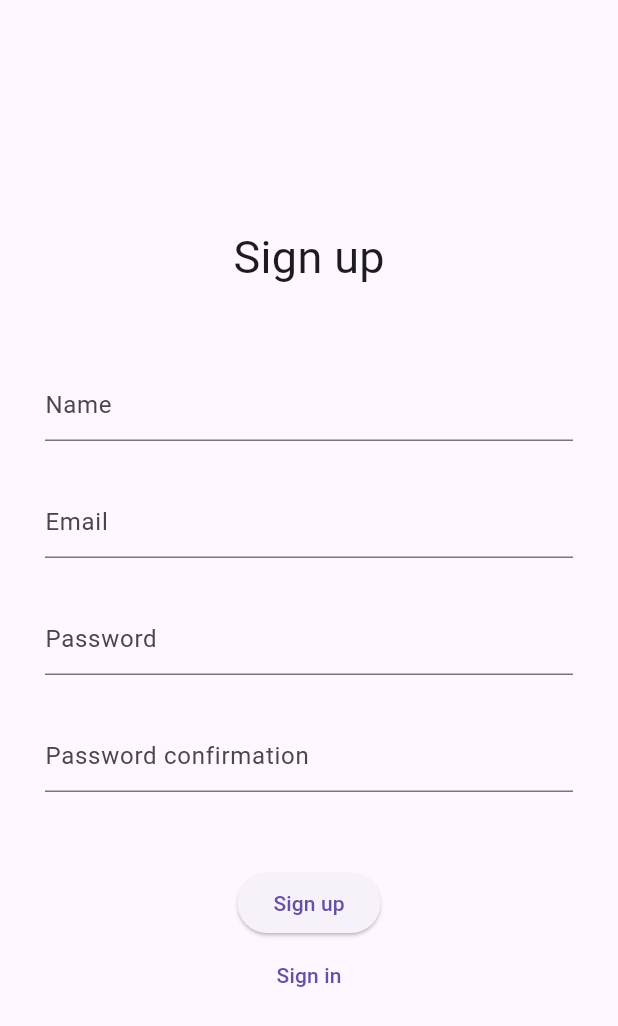
After one commit to zloadmin/flutter_test_app, a Flutter app: the screen it shows after launch, after a tap on "Sign in", after a tap on "Sign up", on a phone screen of 412 x 824 dp. The commit adds this screen. Shown: the top 1026 px of the screen. Run offline on Flutter 3.47's test engine with Material 3 defaults, Android fonts, the phone set to English and light mode, and no system bars; our stand-ins replace equatable, flutter_bloc; network calls fail.

Commit message:
auth pages

```diff
--- /dev/null
+++ b/lib/blocs/auth/sign_in_cubit/sign_in_cubit.dart
@@ -0,0 +1,29 @@
+
+import 'package:crud_api/blocs/form/cubit_form_state.dart';
+import 'package:crud_api/clients/api_client.dart';
+import 'package:flutter_bloc/flutter_bloc.dart';
+import 'package:crud_api/core/exceptions/validation_exception.dart';
+import 'package:crud_api/models/user_model.dart';
+
+class SignInCubit extends Cubit<CubitFormState> {
+  SignInCubit() : super(FormInitialState());
+
+  void submit(String email, String password) async {
+    if (state is FormLoadingState) {
+      print('skip double click');
+      return;
+    }
+    emit(FormLoadingState());
+    try {
+      UserModel userModel = await ApiClient().signIn(email, password);
+      print('SignInSuccess state');
+      emit(FormSuccessState(model: userModel));
+    } on ValidationException catch (e) {
+      print('SignInValidationError state');
+      emit(FormValidationState(validationResponse: e.response));
+    } on Exception catch (e) {
+      print('SignInFailed state');
+      emit(FormFailedState(errorMessage: e.toString()));
+    }
+  }
+}
--- /dev/null
+++ b/lib/blocs/auth/sign_up_cubit/sign_up_cubit.dart
@@ -0,0 +1,31 @@
+
+
+import 'package:crud_api/blocs/form/cubit_form_state.dart';
+import 'package:crud_api/clients/api_client.dart';
+import 'package:crud_api/core/exceptions/validation_exception.dart';
+import 'package:crud_api/models/user_model.dart';
+import 'package:flutter_bloc/flutter_bloc.dart';
+
+
+class SignUpCubit extends Cubit<CubitFormState> {
+  SignUpCubit() : super(FormInitialState());
+
+  void submit(String name, String email, String password, String passwordConfirmation) async {
+    if (state is FormLoadingState) {
+      print('skip double click');
+      return;
+    }
+    emit(FormLoadingState());
+    try {
+      UserModel userModel = await ApiClient().signUp(name, email, password, passwordConfirmation);
+      print('SignUpSuccess state');
+      emit(FormSuccessState(model: userModel));
+    } on ValidationException catch (e) {
+      print('SignUpValidationError state');
+      emit(FormValidationState(validationResponse: e.response));
+    } on Exception catch (e) {
+      print('SignUpFailed state');
+      emit(FormFailedState());
+    }
+  }
+}
--- /dev/null
+++ b/lib/blocs/form/cubit_form_state.dart
@@ -0,0 +1,63 @@
+import 'package:crud_api/core/responses/validation_response.dart';
+import 'package:crud_api/models/model.dart';
+import 'package:equatable/equatable.dart';
+import 'package:flutter/foundation.dart';
+
+abstract class CubitFormState extends Equatable {
+  String getFailedError() {
+    return this is FormFailedState ? (this as FormFailedState).getErrorMessage() : '';
+  }
+  String? getError(String key) {
+    if(this is FormValidationState) {
+      return (this as FormValidationState).getFieldError(key);
+    }
+    return null;
+  }
+  bool isLoading() {
+    return this is FormLoadingState;
+  }
+}
+
+class FormInitialState extends CubitFormState {
+  @override
+  List<Object?> get props => [];
+}
+
+class FormLoadingState extends CubitFormState {
+  @override
+  List<Object?> get props => [];
+}
+
+class FormSuccessState extends CubitFormState {
+  final Model model;
+
+  FormSuccessState({required this.model});
+
+  @override
+  List<Object?> get props => [model];
+}
+
+class FormValidationState extends CubitFormState {
+  final ValidationResponse validationResponse;
+
+  FormValidationState({required this.validationResponse});
+
+  String? getFieldError(String key) {
+    return validationResponse.getError(key);
+  }
+
+  @override
+  List<Object?> get props => [validationResponse];
+}
+
+class FormFailedState extends CubitFormState {
+  final String errorMessage;
+
+  FormFailedState({this.errorMessage = 'Server Error'});
+  @override
+  List<Object?> get props => [];
+
+  String getErrorMessage() {
+    return kDebugMode ? errorMessage : 'Server Error';
+  }
+}
--- a/lib/clients/api_client.dart
+++ b/lib/clients/api_client.dart
@@ -5,7 +5,7 @@ import 'dart:convert';
 import 'package:crud_api/core/exceptions/validation_exception.dart';
 
 class ApiClient {
-  final String _url = 'https://92cf512a77d0.ngrok-free.app/api/v1/';
+  final String _url = 'http://127.0.0.1:8000/api/v1/';
   final Map<String, String> _headers = {'Accept': 'application/json'};
 
   Future<http.Response> _sendPostRequest(String path, Object? body) async {
@@ -33,6 +33,26 @@ class ApiClient {
       case 422:
         throw ValidationException.fromJson(jsonResponse);
       default:
+        throw Exception(response.reasonPhrase);
+    }
+  }
+  Future<UserModel> signUp(String name, String email, String password, String passwordConfirmation) async {
+
+    final response = await _sendPostRequest('auth/sign-up', {
+      'name': name,
+      'email': email,
+      'password': password,
+      'password_confirmation': passwordConfirmation,
+    });
+
+    final jsonResponse = jsonDecode(response.body) as Map<String, dynamic>;
+
+    switch (response.statusCode) {
+      case 200:
+        return UserModel.fromJson(jsonResponse);
+      case 422:
+        throw ValidationException.fromJson(jsonResponse);
+      default:
         throw Exception();
     }
   }
--- a/lib/main.dart
+++ b/lib/main.dart
@@ -1,4 +1,4 @@
-import './pages/sign_in_page.dart';
+import 'pages/auth/sign_in_page.dart';
 import 'package:flutter/material.dart';
 
 void main() => runApp(const MaterialApp(home: SignInPage()));
--- /dev/null
+++ b/lib/models/model.dart
@@ -0,0 +1,5 @@
+import 'package:equatable/equatable.dart';
+
+abstract class Model extends Equatable {
+
+}
--- a/lib/models/user_model.dart
+++ b/lib/models/user_model.dart
@@ -1,10 +1,11 @@
+import 'package:crud_api/models/model.dart';
 import 'package:equatable/equatable.dart';
 
-class UserModel extends Equatable {
+class UserModel extends Model {
   final int id;
   final String email;
 
-  const UserModel({required this.id, required this.email});
+  UserModel({required this.id, required this.email});
 
   // Factory constructor to create a User object from a JSON Map
   factory UserModel.fromJson(Map<String, dynamic> json) {
--- a/lib/pages/sign_in_page.dart
+++ b/lib/pages/auth/sign_in_page.dart
@@ -1,9 +1,11 @@
-import 'package:crud_api/blocs/sign_in_cubit/sign_in_cubit.dart';
+import 'package:crud_api/blocs/auth/sign_in_cubit/sign_in_cubit.dart';
+import 'package:crud_api/blocs/form/cubit_form_state.dart';
+import 'package:crud_api/pages/auth/sign_up_page.dart';
 import 'package:crud_api/pages/widgets/input_widget.dart';
 import 'package:crud_api/pages/widgets/text_error.dart';
 import 'package:flutter/material.dart';
 import 'package:flutter_bloc/flutter_bloc.dart';
-import '../blocs/sign_in_cubit/sign_in_state.dart';
+
 
 class SignInPage extends StatefulWidget {
   const SignInPage({super.key});
@@ -16,37 +18,48 @@ class _SignInPageState extends State<SignInPage> {
   final TextEditingController _emailController = TextEditingController();
   final TextEditingController _passwordController = TextEditingController();
 
-  Widget ProgressIndicator() {
-    return Center(
-      // Wrap the CircularProgressIndicator with Center
-      child: CircularProgressIndicator(),
+  @override
+  Widget build(BuildContext context) {
+    return BlocProvider(
+      create: (_) => SignInCubit(),
+      child: Scaffold(
+        body: BlocBuilder<SignInCubit, CubitFormState>(
+          builder: (context, state) {
+            if (state.isLoading()) {
+              return progressIndicator();
+            }
+
+            return signInForm(context, state);
+          },
+        ),
+      ),
     );
   }
 
-  Widget SignInForm(BuildContext context, SignInState signInState) {
+  Widget progressIndicator() {
+    return Center(child: CircularProgressIndicator());
+  }
+
+  Widget signInForm(BuildContext context, CubitFormState state) {
     return Padding(
       padding: const EdgeInsets.symmetric(horizontal: 30.0),
       child: Column(
         mainAxisAlignment: MainAxisAlignment.center,
         children: [
-          Text('SignIn', style: TextStyle(fontSize: 30)),
+          Text('Sign in', style: TextStyle(fontSize: 30)),
           SizedBox(height: 30),
-          TextError(text: signInState is SignInFailed ? 'Server Error' : null),
+          TextError(text: state.getFailedError()),
           InputWidget(
             hintText: 'Email',
             controller: _emailController,
-            validationError: signInState is SignInValidationError
-                ? signInState.getError('email')
-                : null,
+            validationError: state.getError('email'),
           ),
           SizedBox(height: 30),
           InputWidget(
             hintText: 'Password',
             controller: _passwordController,
             obscureText: true,
-            validationError: signInState is SignInValidationError
-                ? signInState.getError('password')
-                : null,
+            validationError: state.getError('password'),
           ),
           SizedBox(height: 50),
           ElevatedButton(
@@ -56,30 +69,19 @@ class _SignInPageState extends State<SignInPage> {
                 _passwordController.text,
               );
             },
-            child: const Text('SignIn'),
+            child: const Text('Sign in'),
+          ),
+          TextButton(
+            onPressed: () {
+              Navigator.of(context).push(
+                MaterialPageRoute(builder: (context) => const SignUpPage()),
+              );
+            },
+            style: ButtonStyle(),
+            child: Text('Sign up'),
           ),
         ],
       ),
     );
   }
-
-  @override
-  Widget build(BuildContext context) {
-    return BlocProvider(
-      create: (_) => SignInCubit(),
-      child: Scaffold(
-        body: BlocBuilder<SignInCubit, SignInState>(
-          builder: (context, signInState) {
-            if (signInState is SignInLoading) {
-              return ProgressIndicator();
-            }
-            if (signInState is SignInSuccess) {
-              // redirect
-            }
-            return SignInForm(context, signInState);
-          },
-        ),
-      ),
-    );
-  }
 }
--- /dev/null
+++ b/lib/pages/auth/sign_up_page.dart
@@ -0,0 +1,108 @@
+import 'package:crud_api/blocs/form/cubit_form_state.dart';
+import 'package:crud_api/pages/auth/sign_in_page.dart';
+import 'package:crud_api/pages/widgets/input_widget.dart';
+import 'package:crud_api/pages/widgets/text_error.dart';
+import 'package:flutter/material.dart';
+import 'package:flutter_bloc/flutter_bloc.dart';
+import 'package:crud_api/blocs/auth/sign_up_cubit/sign_up_cubit.dart';
+
+
+class SignUpPage extends StatefulWidget {
+  const SignUpPage({super.key});
+
+  @override
+  State<SignUpPage> createState() => _SignUpPageState();
+}
+
+class _SignUpPageState extends State<SignUpPage> {
+  final TextEditingController _nameController = TextEditingController();
+  final TextEditingController _emailController = TextEditingController();
+  final TextEditingController _passwordController = TextEditingController();
+  final TextEditingController _passwordConfirmationController = TextEditingController();
+
+  Widget ProgressIndicator() {
+    return Center(
+      // Wrap the CircularProgressIndicator with Center
+      child: CircularProgressIndicator(),
+    );
+  }
+
+  Widget SignUpForm(BuildContext context, CubitFormState state) {
+    return Padding(
+      padding: const EdgeInsets.symmetric(horizontal: 30.0),
+      child: Column(
+        mainAxisAlignment: MainAxisAlignment.center,
+        children: [
+          Text('Sign up', style: TextStyle(fontSize: 30)),
+          SizedBox(height: 30),
+          TextError(text: state.getFailedError()),
+          InputWidget(
+            hintText: 'Name',
+            controller: _nameController,
+            validationError: state.getError('name'),
+          ),
+          SizedBox(height: 30),
+          InputWidget(
+            hintText: 'Email',
+            controller: _emailController,
+            validationError: state.getError('email'),
+          ),
+          SizedBox(height: 30),
+          InputWidget(
+            hintText: 'Password',
+            controller: _passwordController,
+            obscureText: true,
+            validationError: state.getError('password'),
+          ),
+          SizedBox(height: 30),
+          InputWidget(
+            hintText: 'Password confirmation',
+            controller: _passwordConfirmationController,
+            obscureText: true,
+            validationError: state.getError('password_confirmation'),
+          ),
+          SizedBox(height: 50),
+          ElevatedButton(
+            onPressed: () {
+              context.read<SignUpCubit>().submit(
+                _nameController.text,
+                _emailController.text,
+                _passwordController.text,
+                _passwordConfirmationController.text,
+              );
+            },
+            child: const Text('Sign up'),
+          ),
+          TextButton(
+            onPressed: () {
+              Navigator.of(context).push(
+                MaterialPageRoute(builder: (context) => const SignInPage()),
+              );
+            },
+            child: Text('Sign in'),
+          ),
+        ],
+      ),
+    );
+  }
+
+  @override
+  Widget build(BuildContext context) {
+    return BlocProvider(
+      create: (_) => SignUpCubit(),
+      child: Scaffold(
+        body: BlocBuilder<SignUpCubit, CubitFormState>(
+          builder: (context, state) {
+            if (state.isLoading()) {
+              return ProgressIndicator();
+            }
+            // if (SignUpState is SignUpSuccess) {
+            //   // redirect
+            // }
+            return SignUpForm(context, state);
+          },
+        ),
+      ),
+    );
+  }
+}
```
Also changed, not shown: lib/blocs/sign_in_cubit/sign_in_cubit.dart (deleted, +0 -29 lines), lib/blocs/sign_in_cubit/sign_in_state.dart (deleted, +0 -39 lines), lib/pages/widgets/text_error.dart (+4 -3 lines), lib/pages/item/items_list_page.dart (added).
